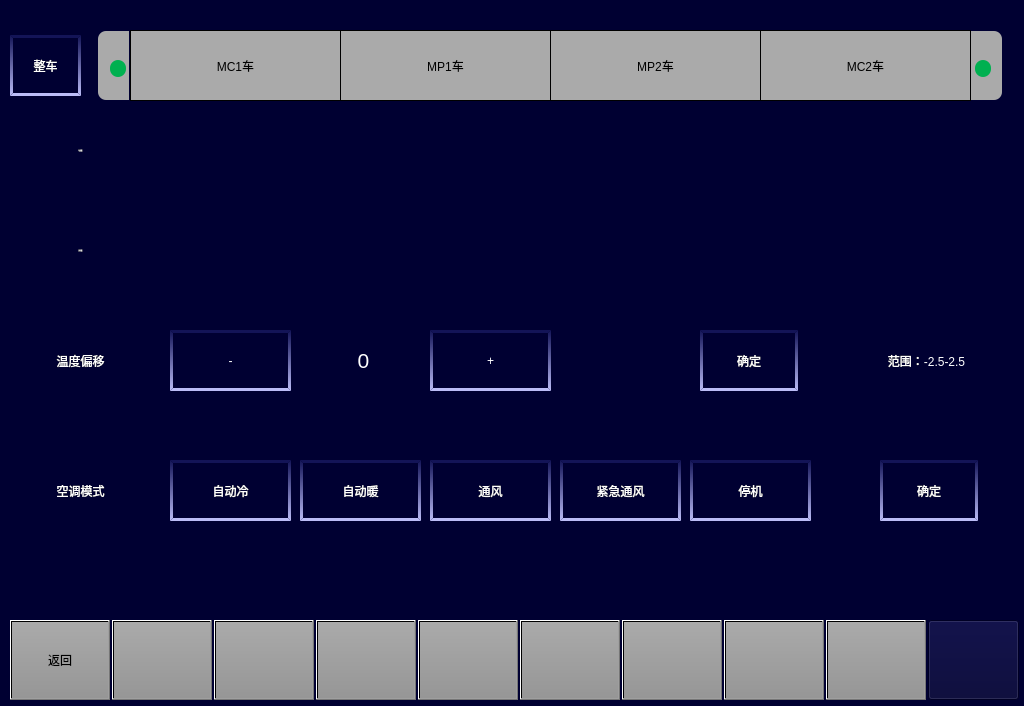
This is vehiclesetairconditionpage.ui in 994656234/HHL as Qt 5 draws it before an edit. The edited form follows.
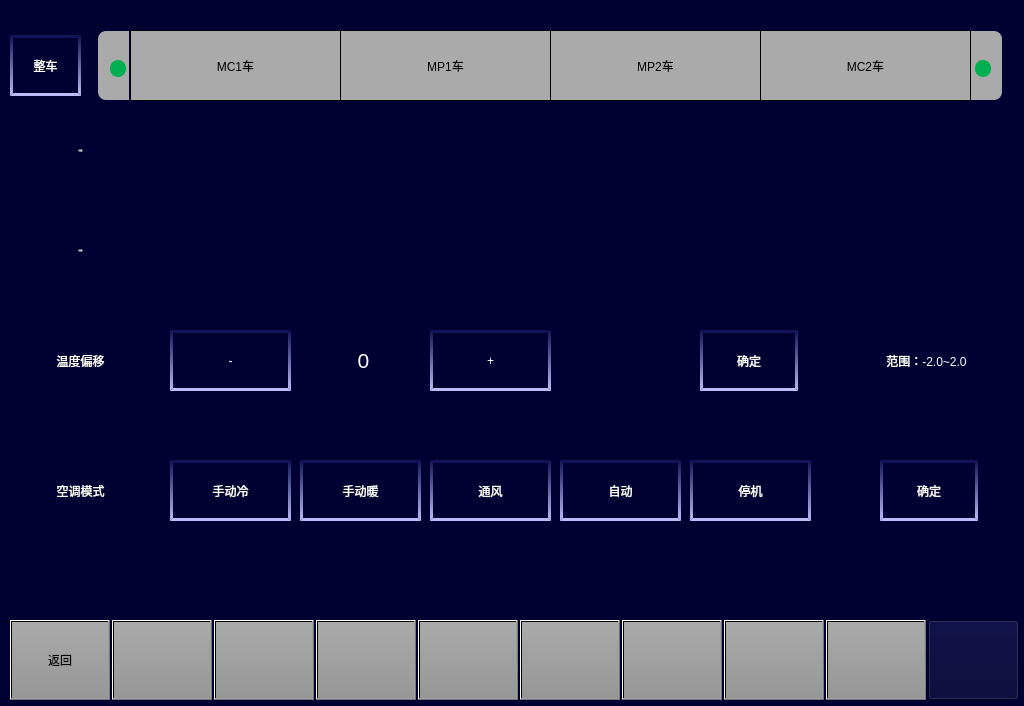
This is the edited form. Icons and pictures are not drawn.

Patch:
```diff
--- a/vehiclesetairconditionpage.ui
+++ b/vehiclesetairconditionpage.ui
@@ -268,7 +268,7 @@
 font:16px &quot;微软雅黑&quot;;</string>
    </property>
    <property name="text">
-    <string>自动暖</string>
+    <string>手动暖</string>
    </property>
   </widget>
   <widget class="QPushButton" name="BTN_mode_wind">
@@ -492,7 +492,7 @@
 font:16px &quot;微软雅黑&quot;;</string>
    </property>
    <property name="text">
-    <string>自动冷</string>
+    <string>手动冷</string>
    </property>
   </widget>
   <widget class="QPushButton" name="BTN_mode_Ventilate">
@@ -516,7 +516,7 @@
 font:16px &quot;微软雅黑&quot;;</string>
    </property>
    <property name="text">
-    <string>紧急通风</string>
+    <string>自动</string>
    </property>
   </widget>
   <widget class="QPushButton" name="BTN_allMetro">
@@ -1050,7 +1050,7 @@
 font:20px &quot;微软雅黑&quot;;</string>
    </property>
    <property name="text">
-    <string>范围：-2.5-2.5</string>
+    <string>范围：-2.0~2.0</string>
    </property>
    <property name="alignment">
     <set>Qt::AlignCenter</set>
```
